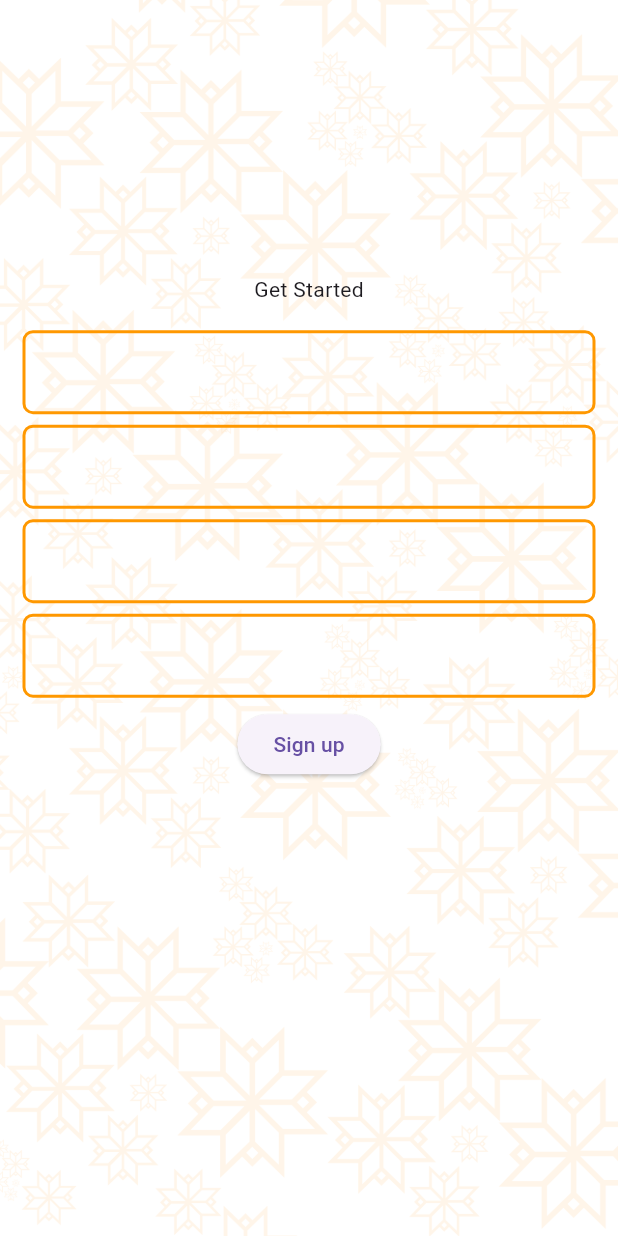
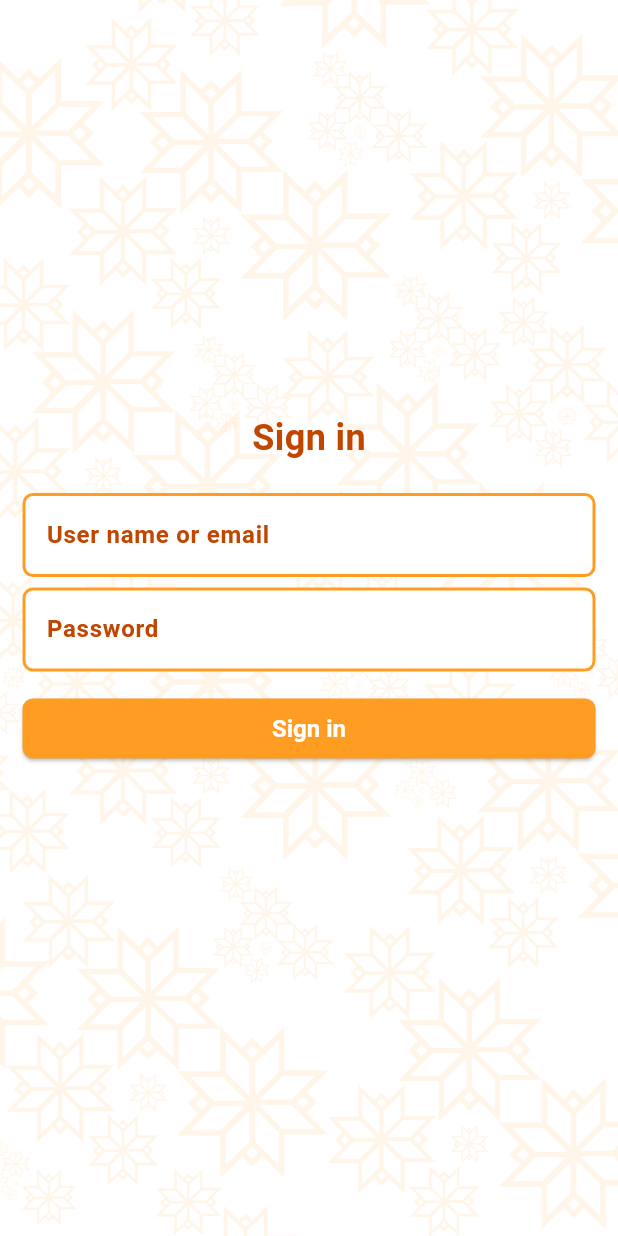
Before and after one commit to m-mhe/e-commerce-ui, a Flutter app: the screen it shows after launch, after a tap on "Sign up", on a phone screen of 412 x 824 dp. Run offline on Flutter 3.47's test engine with Material 3 defaults, Android fonts, the phone set to English and light mode, and no system bars.

Commit message:
Log in and Sign in Screen UI done

```diff
--- a/general_ecommerce_client_app/lib/app.dart
+++ b/general_ecommerce_client_app/lib/app.dart
@@ -1,5 +1,6 @@
 import 'package:flutter/material.dart';
 import 'package:general_ecommerce_client_app/user_interface/screens/sign_up.dart';
+import 'package:general_ecommerce_client_app/user_interface/utilities/light_theme_color.dart';
 
 class MyApp extends StatelessWidget {
   const MyApp({super.key});
@@ -11,14 +12,28 @@ class MyApp extends StatelessWidget {
       title: "General E-Commerce",
       theme: ThemeData(
         inputDecorationTheme: InputDecorationTheme(
+          hintStyle: TextStyle(fontWeight: FontWeight.w700, color: LightThemeColor.accentDarkOrange),
+          filled: true,
+          fillColor: LightThemeColor.mainWhite,
           enabledBorder: OutlineInputBorder(
             borderRadius: BorderRadius.circular(7),
-            borderSide: BorderSide(color: Colors.orange, width: 2)
+            borderSide: BorderSide(color: LightThemeColor.accentOrange, width: 2)
           ),
           focusedBorder: OutlineInputBorder(
               borderRadius: BorderRadius.circular(10),
-              borderSide: BorderSide(color: Colors.orange, width: 2)
+              borderSide: BorderSide(color: LightThemeColor.accentOrange, width: 2)
           ),
+        ),
+        elevatedButtonTheme: ElevatedButtonThemeData(
+          style: ElevatedButton.styleFrom(
+            backgroundColor: LightThemeColor.accentOrange,
+            foregroundColor: LightThemeColor.mainLight,
+            fixedSize: Size.fromWidth(double.maxFinite),
+            textStyle: TextStyle(fontSize: 16, fontWeight: FontWeight.w700),
+            shape: RoundedRectangleBorder(
+              borderRadius: BorderRadius.circular(7),
+            )
+          )
         )
       ),
       home: SignUp(),
--- a/general_ecommerce_client_app/lib/user_interface/screens/sign_in.dart
+++ b/general_ecommerce_client_app/lib/user_interface/screens/sign_in.dart
@@ -0,0 +1,66 @@
+import 'package:flutter/material.dart';
+import 'package:general_ecommerce_client_app/user_interface/widgets/place_background_image.dart';
+
+import '../utilities/light_theme_color.dart';
+
+class SignIn extends StatelessWidget {
+  const SignIn({super.key});
+
+  @override
+  Widget build(BuildContext context) {
+    return Scaffold(
+      body: PlaceBackgroundImage(imageAddress: "asset/background_one.png", child: SingleChildScrollView(
+        child: Padding(
+          padding: EdgeInsets.only(
+            top: MediaQuery.sizeOf(context).height / 3,
+            right: 15,
+            left: 15,
+          ),
+          child: Column(
+            children: [
+              Padding(
+                padding: const EdgeInsets.only(bottom: 20),
+                child: Text(
+                  "Sign in",
+                  style: TextStyle(
+                    fontSize: 24,
+                    fontWeight: FontWeight.w700,
+                    color: LightThemeColor.accentDarkOrange,
+                  ),
+                ),
+              ),
+              Padding(
+                padding: const EdgeInsets.only(bottom: 7),
+                child: TextField(
+                  style: TextStyle(fontWeight: FontWeight.w500, color: LightThemeColor.accentDarkOrange),
+                  decoration: InputDecoration(
+                      hintText: "User name or email"
+                  ),
+                ),
+              ),
+              Padding(
+                padding: const EdgeInsets.only(bottom: 7),
+                child: TextField(
+                  style: TextStyle(fontWeight: FontWeight.w500, color: LightThemeColor.accentDarkOrange),
+                  decoration: InputDecoration(
+                      hintText: "Password"
+                  ),),
+              ),
+              Padding(
+                padding: const EdgeInsets.only(top: 7),
+                child: ElevatedButton(
+                  onPressed: () {
+                    Navigator.pushReplacement(context, MaterialPageRoute(builder: (context){
+                      return SignIn();
+                    }));
+                  },
+                  child: Text("Sign in"),
+                ),
+              ),
+            ],
+          ),
+        ),
+      )),
+    );
+  }
+}
--- a/general_ecommerce_client_app/lib/user_interface/screens/sign_up.dart
+++ b/general_ecommerce_client_app/lib/user_interface/screens/sign_up.dart
@@ -1,4 +1,6 @@
 import 'package:flutter/material.dart';
+import 'package:general_ecommerce_client_app/user_interface/screens/sign_in.dart';
+import 'package:general_ecommerce_client_app/user_interface/utilities/light_theme_color.dart';
 import 'package:general_ecommerce_client_app/user_interface/widgets/place_background_image.dart';
 
 class SignUp extends StatelessWidget {
@@ -7,33 +9,77 @@ class SignUp extends StatelessWidget {
   @override
   Widget build(BuildContext context) {
     return Scaffold(
-      body: PlaceBackgroundImage(imageAddress: "asset/background_one.png", child: SingleChildScrollView(
+      body: PlaceBackgroundImage(
+        imageAddress: "asset/background_one.png",
+        child: SingleChildScrollView(
           child: Padding(
-          padding:  EdgeInsets.only(top: MediaQuery.sizeOf(context).height/4.5, right: 15, left: 15),
+            padding: EdgeInsets.only(
+              top: MediaQuery.sizeOf(context).height / 4,
+              right: 15,
+              left: 15,
+            ),
             child: Column(
               children: [
-              Padding(padding:  const EdgeInsets.only(bottom: 17),child: Text("Get Started"),),
                 Padding(
-                padding: const EdgeInsets.only(bottom: 7),
-                child: TextField(),
+                  padding: const EdgeInsets.only(bottom: 20),
+                  child: Text(
+                    "Let's get Started",
+                    style: TextStyle(
+                      fontSize: 24,
+                      fontWeight: FontWeight.w700,
+                      color: LightThemeColor.accentDarkOrange,
+                    ),
+                  ),
                 ),
                 Padding(
                   padding: const EdgeInsets.only(bottom: 7),
-                child: TextField(),
+                  child: TextField(
+                    style: TextStyle(fontWeight: FontWeight.w500, color: LightThemeColor.accentDarkOrange),
+                    decoration: InputDecoration(
+                      hintText: "User name"
+                    ),
+                  ),
                 ),
                 Padding(
                   padding: const EdgeInsets.only(bottom: 7),
-                child: TextField(),
+                  child: TextField(
+                    style: TextStyle(fontWeight: FontWeight.w500, color: LightThemeColor.accentDarkOrange),
+                    decoration: InputDecoration(
+                        hintText: "Email"
+                    ),),
                 ),
                 Padding(
                   padding: const EdgeInsets.only(bottom: 7),
-                child: TextField(),
+                  child: TextField(
+                    style: TextStyle(fontWeight: FontWeight.w500, color: LightThemeColor.accentDarkOrange),
+                    decoration: InputDecoration(
+                        hintText: "Password"
+                    ),),
                 ),
-              ElevatedButton(onPressed: (){}, child: Text("Sign up"))
+                Padding(
+                  padding: const EdgeInsets.only(bottom: 7),
+                  child: TextField(
+                    style: TextStyle(fontWeight: FontWeight.w500, color: LightThemeColor.accentDarkOrange),
+                    decoration: InputDecoration(
+                        hintText: "Rewrite password"
+                    ),),
+                ),
+                Padding(
+                  padding: const EdgeInsets.only(top: 7),
+                  child: ElevatedButton(
+                    onPressed: () {
+                      Navigator.pushReplacement(context, MaterialPageRoute(builder: (context){
+                        return SignIn();
+                      }));
+                    },
+                    child: Text("Sign up"),
+                  ),
+                ),
               ],
             ),
           ),
-      )),
+        ),
+      ),
     );
   }
 }
--- /dev/null
+++ b/general_ecommerce_client_app/lib/user_interface/utilities/light_theme_color.dart
@@ -0,0 +1,9 @@
+import 'package:flutter/material.dart';
+
+class LightThemeColor{
+  static Color accentOrange = Color(0xffFF9D23);
+  static Color accentDarkOrange = Color(0xffC14600);
+  static Color mainLight = Color(0xfffffdfa);
+  static Color mainWhite = Colors.white;
+  static Color dark = Color(0xff343131);
+}
--- a/general_ecommerce_client_app/lib/user_interface/widgets/place_background_image.dart
+++ b/general_ecommerce_client_app/lib/user_interface/widgets/place_background_image.dart
@@ -7,13 +7,11 @@ class PlaceBackgroundImage extends StatelessWidget {
 
   @override
   Widget build(BuildContext context) {
-    return Scaffold(
-      body: Stack(
+    return Stack(
         children: [
           Image(image: AssetImage(imageAddress,), fit: BoxFit.cover,height: double.maxFinite, width: double.maxFinite,),
           child,
         ],
-      ),
-    );
+      );
   }
 }
```
Lines whose indentation alone changed are shown as unchanged.
